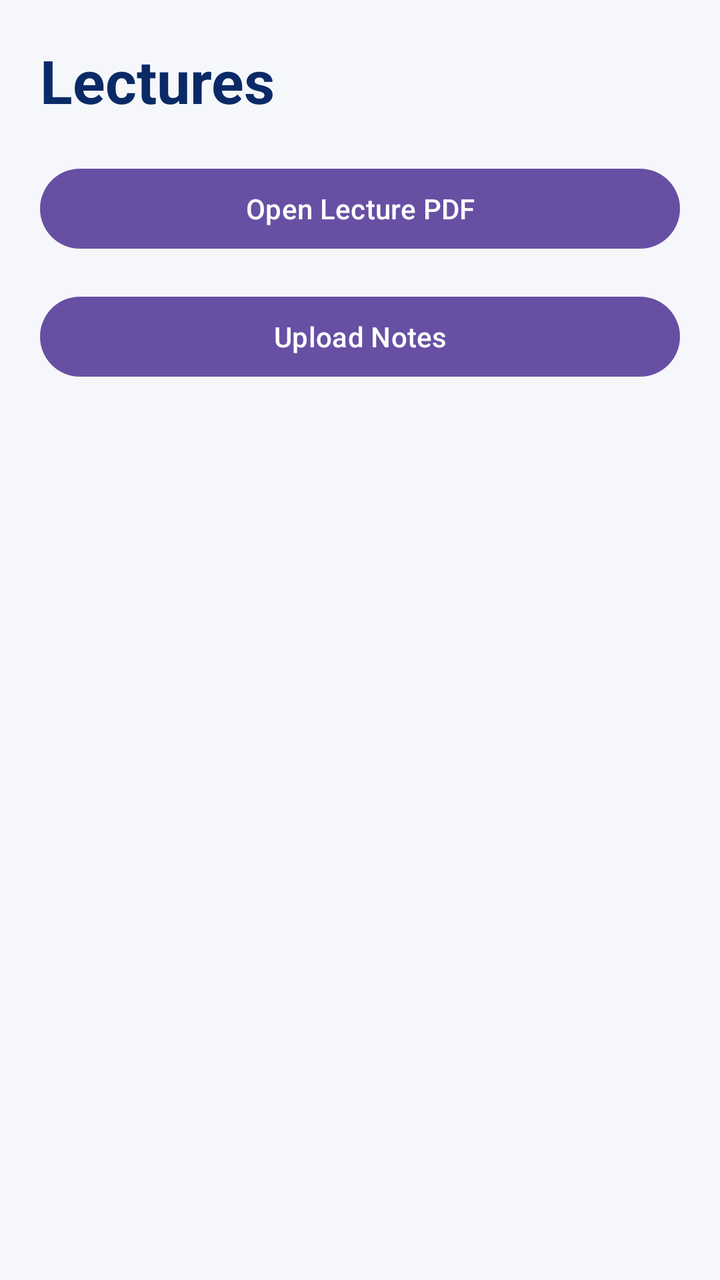
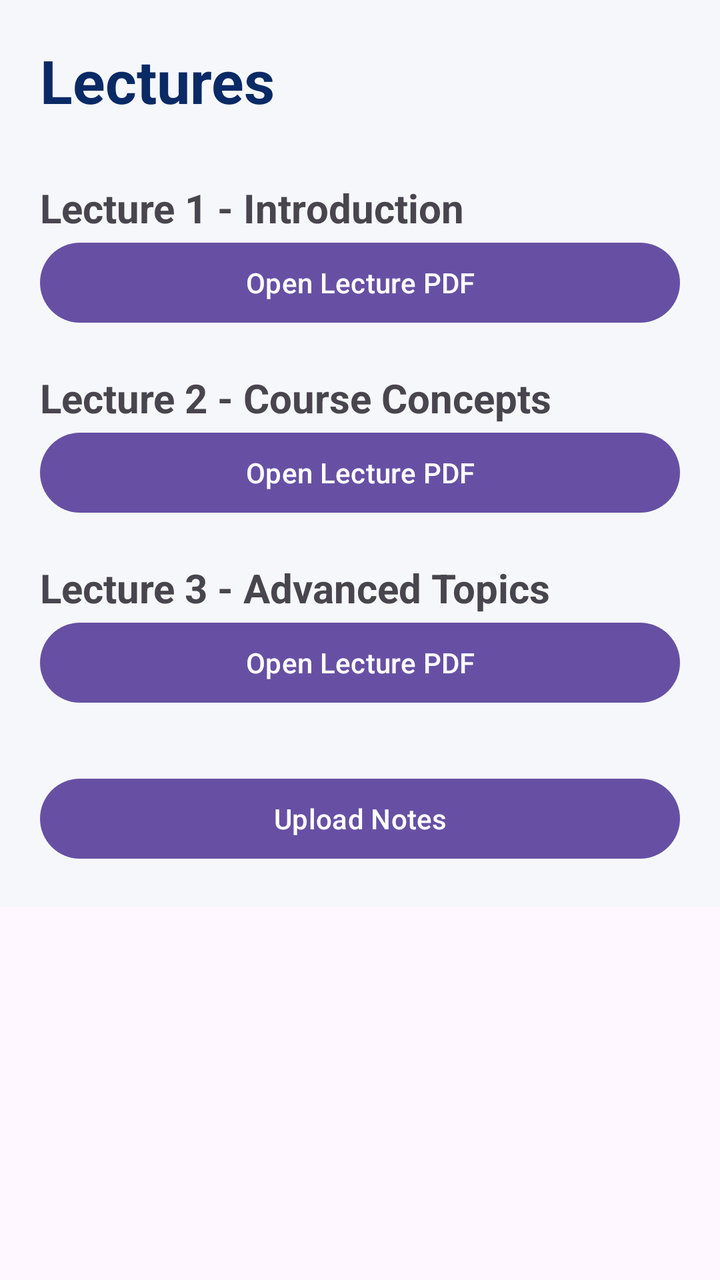

An Android layout rendered at two revisions. The XML below is the earlier revision; the diff shows what the commit changed to produce the second picture.
<!-- AndroidManifest.xml: application theme Theme.AUBStudyNotesApp -->
<!-- res/layout/activity_lectures.xml -->
<?xml version="1.0" encoding="utf-8"?>
<LinearLayout xmlns:android="http://schemas.android.com/apk/res/android"
    android:layout_width="match_parent"
    android:layout_height="match_parent"
    android:orientation="vertical"
    android:padding="20dp"
    android:background="#F5F7FA">

    <TextView
        android:layout_width="wrap_content"
        android:layout_height="wrap_content"
        android:text="Lectures"
        android:textSize="30sp"
        android:textStyle="bold"
        android:textColor="#0A2A66"
        android:layout_marginBottom="20dp"/>

    <Button
        android:id="@+id/btnPdf"
        android:layout_width="match_parent"
        android:layout_height="wrap_content"
        android:text="Open Lecture PDF"/>

    <Button
        android:id="@+id/btnUpload"
        android:layout_width="match_parent"
        android:layout_height="wrap_content"
        android:text="Upload Notes"
        android:layout_marginTop="16dp"/>

</LinearLayout>
<!-- resources referenced by this layout -->
<resources>
  <style name="Theme.AUBStudyNotesApp" parent="Base.Theme.AUBStudyNotesApp" />
  <style name="Base.Theme.AUBStudyNotesApp" parent="Theme.Material3.DayNight.NoActionBar">
          
          
      </style>
</resources>

<!-- the commit's change to res/layout/activity_lectures.xml (unified diff, before → after) -->
@@ -1,31 +1,73 @@
 <?xml version="1.0" encoding="utf-8"?>
-<LinearLayout xmlns:android="http://schemas.android.com/apk/res/android"
+<ScrollView xmlns:android="http://schemas.android.com/apk/res/android"
     android:layout_width="match_parent"
-    android:layout_height="match_parent"
-    android:orientation="vertical"
-    android:padding="20dp"
-    android:background="#F5F7FA">
+    android:layout_height="match_parent">
 
-    <TextView
-        android:layout_width="wrap_content"
-        android:layout_height="wrap_content"
-        android:text="Lectures"
-        android:textSize="30sp"
-        android:textStyle="bold"
-        android:textColor="#0A2A66"
-        android:layout_marginBottom="20dp"/>
-
-    <Button
-        android:id="@+id/btnPdf"
+    <LinearLayout
         android:layout_width="match_parent"
         android:layout_height="wrap_content"
-        android:text="Open Lecture PDF"/>
+        android:orientation="vertical"
+        android:padding="20dp"
+        android:background="#F5F7FA">
 
-    <Button
-        android:id="@+id/btnUpload"
-        android:layout_width="match_parent"
-        android:layout_height="wrap_content"
-        android:text="Upload Notes"
-        android:layout_marginTop="16dp"/>
+        <TextView
+            android:layout_width="wrap_content"
+            android:layout_height="wrap_content"
+            android:text="Lectures"
+            android:textSize="30sp"
+            android:textStyle="bold"
+            android:textColor="#0A2A66"
+            android:layout_marginBottom="20dp"/>
 
-</LinearLayout>
+        <TextView
+            android:layout_width="wrap_content"
+            android:layout_height="wrap_content"
+            android:text="Lecture 1 - Introduction"
+            android:textSize="20sp"
+            android:textStyle="bold"
+            android:layout_marginTop="10dp"/>
+
+        <Button
+            android:id="@+id/btnPdf"
+            android:layout_width="match_parent"
+            android:layout_height="wrap_content"
+            android:text="Open Lecture PDF"/>
+
+        <TextView
+            android:layout_width="wrap_content"
+            android:layout_height="wrap_content"
+            android:text="Lecture 2 - Course Concepts"
+            android:textSize="20sp"
+            android:textStyle="bold"
+            android:layout_marginTop="20dp"/>
+
+        <Button
+            android:id="@+id/btnPdf2"
+            android:layout_width="match_parent"
+            android:layout_height="wrap_content"
+            android:text="Open Lecture PDF"/>
+
+        <TextView
+            android:layout_width="wrap_content"
+            android:layout_height="wrap_content"
+            android:text="Lecture 3 - Advanced Topics"
+            android:textSize="20sp"
+            android:textStyle="bold"
+            android:layout_marginTop="20dp"/>
+
+        <Button
+            android:id="@+id/btnPdf3"
+            android:layout_width="match_parent"
+            android:layout_height="wrap_content"
+            android:text="Open Lecture PDF"/>
+
+        <Button
+            android:id="@+id/btnUpload"
+            android:layout_width="match_parent"
+            android:layout_height="wrap_content"
+            android:text="Upload Notes"
+            android:layout_marginTop="30dp"/>
+
+    </LinearLayout>
+
+</ScrollView>
